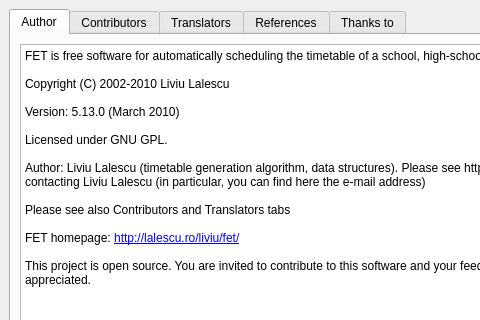
Qt form fet/src/interface/helpaboutform_template.ui (vonmecheln/fet) before a commit; both pictures show x 0 to 480 and y 0 to 320 of the 690 by 405 pixel window.
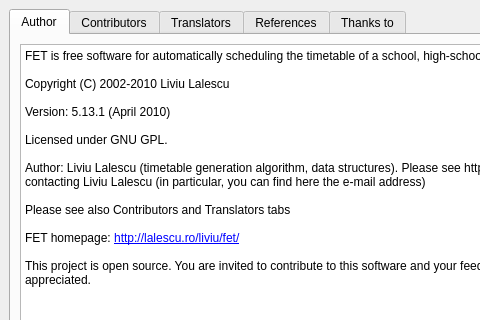
The same form after that commit.

```diff
--- a/fet/src/interface/helpaboutform_template.ui
+++ b/fet/src/interface/helpaboutform_template.ui
@@ -47,7 +47,7 @@
 &lt;p style=&quot;-qt-paragraph-type:empty; margin-top:0px; margin-bottom:0px; margin-left:0px; margin-right:0px; -qt-block-indent:0; text-indent:0px; font-size:9pt;&quot;&gt;&lt;/p&gt;
 &lt;p style=&quot; margin-top:0px; margin-bottom:0px; margin-left:0px; margin-right:0px; -qt-block-indent:0; text-indent:0px;&quot;&gt;&lt;span style=&quot; font-size:9pt;&quot;&gt;Copyright (C) 2002-2010 Liviu Lalescu&lt;/span&gt;&lt;/p&gt;
 &lt;p style=&quot;-qt-paragraph-type:empty; margin-top:0px; margin-bottom:0px; margin-left:0px; margin-right:0px; -qt-block-indent:0; text-indent:0px; font-size:9pt;&quot;&gt;&lt;/p&gt;
-&lt;p style=&quot; margin-top:0px; margin-bottom:0px; margin-left:0px; margin-right:0px; -qt-block-indent:0; text-indent:0px;&quot;&gt;&lt;span style=&quot; font-size:9pt;&quot;&gt;Version: 5.13.0 (March 2010)&lt;/span&gt;&lt;/p&gt;
+&lt;p style=&quot; margin-top:0px; margin-bottom:0px; margin-left:0px; margin-right:0px; -qt-block-indent:0; text-indent:0px;&quot;&gt;&lt;span style=&quot; font-size:9pt;&quot;&gt;Version: 5.13.1 (April 2010)&lt;/span&gt;&lt;/p&gt;
 &lt;p style=&quot;-qt-paragraph-type:empty; margin-top:0px; margin-bottom:0px; margin-left:0px; margin-right:0px; -qt-block-indent:0; text-indent:0px; font-size:9pt;&quot;&gt;&lt;/p&gt;
 &lt;p style=&quot; margin-top:0px; margin-bottom:0px; margin-left:0px; margin-right:0px; -qt-block-indent:0; text-indent:0px;&quot;&gt;&lt;span style=&quot; font-size:9pt;&quot;&gt;Licensed under GNU GPL.&lt;/span&gt;&lt;/p&gt;
 &lt;p style=&quot;-qt-paragraph-type:empty; margin-top:0px; margin-bottom:0px; margin-left:0px; margin-right:0px; -qt-block-indent:0; text-indent:0px; font-size:9pt;&quot;&gt;&lt;/p&gt;
```
